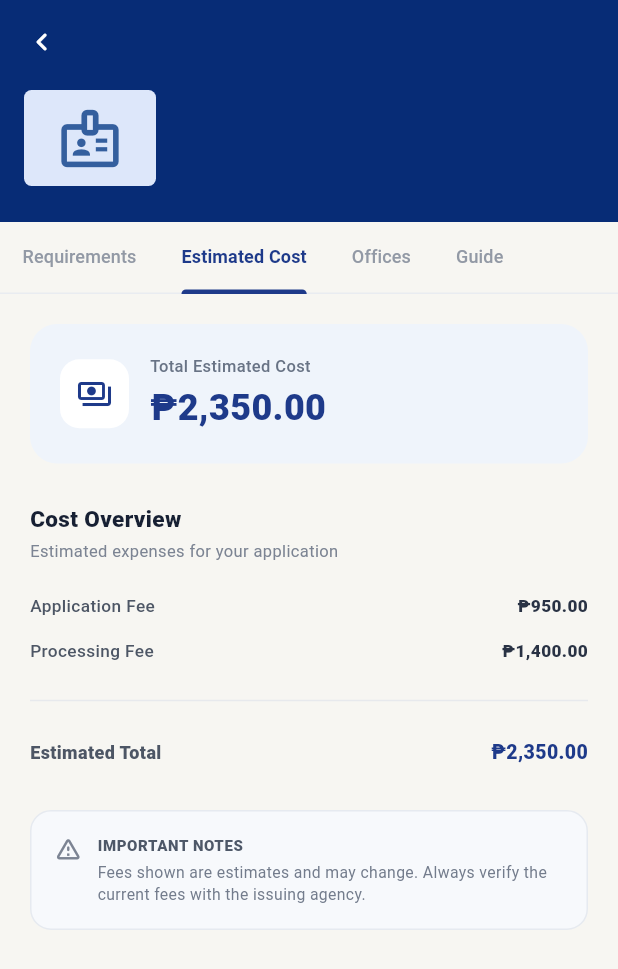
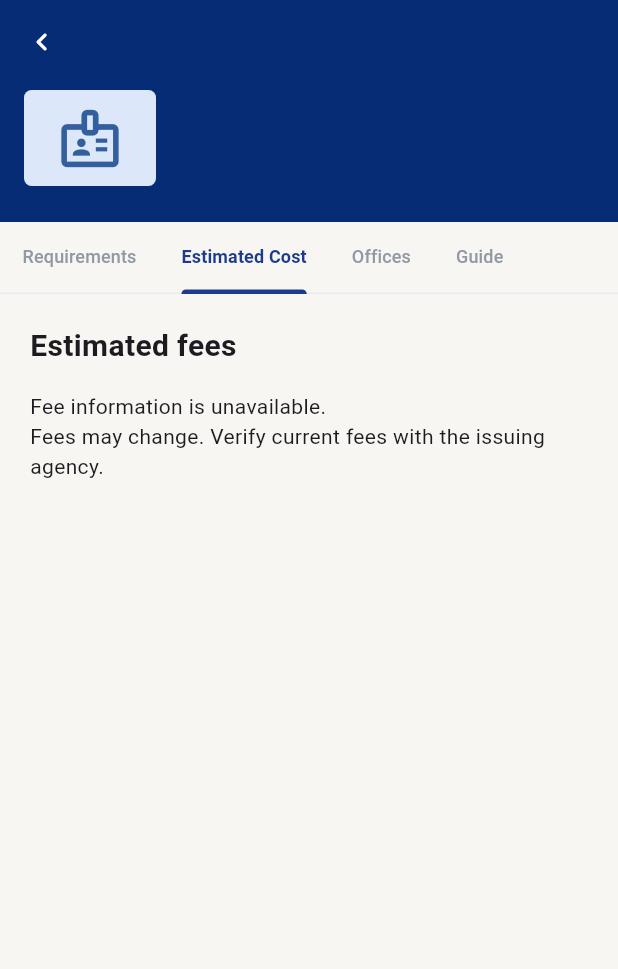
Before and after one commit to ReyesKyleJara/IDireksyon-frontend, a Flutter app: the IdDetailsScreen screen opened directly with empty values, tab 2 chosen, on a phone screen of 412 x 824 dp. Shown: the top 969 px of the screen. Run offline on Flutter 3.47's test engine with Material 3 defaults, Android fonts, the phone set to English and light mode, and no system bars; our stand-ins replace camera, flutter_svg, geolocator, google_maps_flutter, image_picker, latlong2 and 2 more; missing offline and left inert: crop_your_image, dart:js_interop, pointer_interceptor; accounts and stored records are empty; Roboto replaces fonts that are missing (Google Sans).

Commit message:
Add fee options

```diff
--- /dev/null
+++ b/lib/features/ids/fees_tab.dart
@@ -0,0 +1,86 @@
+import 'package:flutter/material.dart';
+import '../../models/government_id.dart';
+
+class FeesTab extends StatefulWidget {
+  final GovernmentIdDetails? record;
+  const FeesTab({super.key, required this.record});
+
+  @override
+  State<FeesTab> createState() => _FeesTabState();
+}
+
+class _FeesTabState extends State<FeesTab> {
+  final Map<int, int> selected = {};
+
+  @override
+  void didUpdateWidget(covariant FeesTab oldWidget) {
+    super.didUpdateWidget(oldWidget);
+    if (oldWidget.record?.id != widget.record?.id) selected.clear();
+  }
+
+  Widget optionCard(CatalogFee option, int feeIndex, int index, bool chosen) =>
+      Semantics(
+        selected: chosen,
+        child: OutlinedButton(
+          style: OutlinedButton.styleFrom(
+            padding: const EdgeInsets.all(16),
+            backgroundColor: chosen ? Theme.of(context).colorScheme.primaryContainer : null,
+            shape: RoundedRectangleBorder(borderRadius: BorderRadius.circular(12)),
+          ),
+          onPressed: () => setState(() => selected[feeIndex] = index),
+          child: SizedBox(width: double.infinity, child: Column(
+            crossAxisAlignment: CrossAxisAlignment.start,
+            children: [
+              Icon(chosen ? Icons.radio_button_checked : Icons.radio_button_off),
+              const SizedBox(height: 8),
+              Text(option.displayAmount, style: const TextStyle(fontSize: 22, fontWeight: FontWeight.w700)),
+              Text(option.label, style: const TextStyle(fontWeight: FontWeight.w600)),
+              if (option.description != null) Text(option.description!),
+              if (option.notes != null) Text(option.notes!),
+            ],
+          )),
+        ),
+      );
+
+  @override
+  Widget build(BuildContext context) {
+    final record = widget.record;
+    return ListView(padding: const EdgeInsets.fromLTRB(20, 20, 20, 32), children: [
+      const Text('Estimated fees', style: TextStyle(fontSize: 20, fontWeight: FontWeight.w700)),
+      const SizedBox(height: 16),
+      if (record == null) const Text('Fee information is unavailable.'),
+      if (record != null && record.fees.isEmpty)
+        Text(record.legacyFee ?? 'Fee information has not been added yet.'),
+      if (record != null)
+        for (var feeIndex = 0; feeIndex < record.fees.length; feeIndex++)
+          Builder(builder: (context) {
+            final fee = record.fees[feeIndex];
+            final choice = selected[feeIndex];
+            return Card(margin: const EdgeInsets.only(bottom: 16), child: Padding(
+              padding: const EdgeInsets.all(16),
+              child: Column(crossAxisAlignment: CrossAxisAlignment.start, children: [
+                Text(fee.label, style: const TextStyle(fontSize: 17, fontWeight: FontWeight.w600)),
+                if (fee.isOptional) const Text('Optional fee'),
+                if (fee.notes != null) Text(fee.notes!),
+                if (fee.type == 'options') ...[
+                  const Padding(padding: EdgeInsets.symmetric(vertical: 12), child: Text('Choose one processing option')),
+                  LayoutBuilder(builder: (context, constraints) {
+                    final wide = constraints.maxWidth >= 520 && MediaQuery.textScalerOf(context).scale(1) <= 1.3;
+                    return Wrap(spacing: 12, runSpacing: 12, children: [
+                      for (var index = 0; index < fee.options.length; index++)
+                        SizedBox(width: wide ? (constraints.maxWidth - 12) / 2 : constraints.maxWidth,
+                          child: optionCard(fee.options[index], feeIndex, index, choice == index)),
+                    ]);
+                  }),
+                  const SizedBox(height: 12),
+                  Text(choice != null && choice < fee.options.length
+                    ? 'Selected option: ${fee.options[choice].label} — ${fee.options[choice].displayAmount}'
+                    : 'Select one option to see its applicable fee.'),
+                ] else Padding(padding: const EdgeInsets.only(top: 8), child: Text(fee.displayAmount)),
+              ]),
+            ));
+          }),
+      const Text('Fees may change. Verify current fees with the issuing agency.'),
+    ]);
+  }
+}
--- a/lib/features/ids/id_details_screen.dart
+++ b/lib/features/ids/id_details_screen.dart
@@ -5,6 +5,7 @@ import 'package:flutter/material.dart';
 import '../../models/government_id.dart';
 import '../../services/api_service.dart';
 import 'requirements_tab.dart';
+import 'fees_tab.dart';
 
 class IdDetailsScreen extends StatefulWidget {
   final String idName;
@@ -266,91 +267,7 @@ class _IdDetailsScreenState extends State<IdDetailsScreen>
   // COST
   // ============================================================
 
-  Widget _buildCostTab() {
-    return ListView(
-      padding: const EdgeInsets.fromLTRB(20, 20, 20, 32),
-      children: [
-        Container(
-          padding: const EdgeInsets.all(20),
-          decoration: BoxDecoration(
-            color: softBlue,
-            borderRadius: BorderRadius.circular(18),
-          ),
-          child: Row(
-            children: [
-              Container(
-                width: 46,
-                height: 46,
-                decoration: BoxDecoration(
-                  color: Colors.white,
-                  borderRadius: BorderRadius.circular(13),
-                ),
-                child: const Icon(
-                  Icons.payments_outlined,
-                  color: primaryBlue,
-                  size: 24,
-                ),
-              ),
-              const SizedBox(width: 14),
-              const Expanded(
-                child: Column(
-                  crossAxisAlignment: CrossAxisAlignment.start,
-                  children: [
-                    Text(
-                      'Total Estimated Cost',
-                      style: TextStyle(
-                        fontSize: 11,
-                        color: Color(0xFF687385),
-                        fontWeight: FontWeight.w500,
-                      ),
-                    ),
-                    SizedBox(height: 3),
-                    Text(
-                      '₱2,350.00',
-                      style: TextStyle(
-                        fontSize: 24,
-                        color: primaryBlue,
-                        fontWeight: FontWeight.w800,
-                      ),
-                    ),
-                  ],
-                ),
-              ),
-            ],
-          ),
-        ),
-
-        const SizedBox(height: 26),
-
-        _buildSectionTitle(
-          title: 'Cost Overview',
-          subtitle: 'Estimated expenses for your application',
-        ),
-
-        const SizedBox(height: 14),
-
-        _buildCostRow(label: 'Application Fee', amount: '₱950.00'),
-        _buildCostRow(label: 'Processing Fee', amount: '₱1,400.00'),
-
-        const Padding(
-          padding: EdgeInsets.symmetric(vertical: 10),
-          child: Divider(color: Color(0xFFE7E9ED)),
-        ),
-
-        _buildCostRow(
-          label: 'Estimated Total',
-          amount: '₱2,350.00',
-          isTotal: true,
-        ),
-
-        const SizedBox(height: 22),
-
-        _buildImportantNotes(
-          'Fees shown are estimates and may change. Always verify the current fees with the issuing agency.',
-        ),
-      ],
-    );
-  }
+  Widget _buildCostTab() => FeesTab(record: _record);
 
   // ============================================================
   // OFFICES
@@ -571,38 +488,6 @@ class _IdDetailsScreenState extends State<IdDetailsScreen>
                   ),
                 ),
               ],
-            ),
-          ),
-        ],
-      ),
-    );
-  }
-
-  Widget _buildCostRow({
-    required String label,
-    required String amount,
-    bool isTotal = false,
-  }) {
-    return Padding(
-      padding: const EdgeInsets.symmetric(vertical: 7),
-      child: Row(
-        children: [
-          Expanded(
-            child: Text(
-              label,
-              style: TextStyle(
-                fontSize: isTotal ? 12 : 11.5,
-                fontWeight: isTotal ? FontWeight.w800 : FontWeight.w500,
-                color: const Color(0xFF4D5665),
-              ),
-            ),
-          ),
-          Text(
-            amount,
-            style: TextStyle(
-              fontSize: isTotal ? 13 : 11.5,
-              fontWeight: FontWeight.w800,
-              color: isTotal ? primaryBlue : const Color(0xFF293244),
             ),
           ),
         ],
--- a/lib/models/government_id.dart
+++ b/lib/models/government_id.dart
@@ -9,6 +9,8 @@ class GovernmentIdDetails {
   final String name;
   final String? issuedBy, description, purpose, validity, requirements;
   final List<RequirementSet> requirementSets;
+  final List<CatalogFee> fees;
+  final String? legacyFee;
 
   GovernmentIdDetails.fromJson(Map<String, dynamic> json)
       : id = _integer(json['id']) ?? (throw const FormatException('Missing ID')),
@@ -18,7 +20,9 @@ class GovernmentIdDetails {
         purpose = _text(json['purpose']),
         validity = json['validity_type'] == 'not_applicable' ? null : _text(json['validity']),
         requirements = _text(json['requirements']),
-        requirementSets = _rows(json['requirement_sets'], RequirementSet.fromJson);
+        requirementSets = _rows(json['requirement_sets'], RequirementSet.fromJson),
+        fees = _rows(json['fees'], CatalogFee.fromJson),
+        legacyFee = _text(json['fee']);
 }
 
 class RequirementSet {
@@ -110,3 +114,43 @@ class RequirementItem {
     return parts.isEmpty ? null : parts.join(' · ');
   }
 }
+
+
+class CatalogFee {
+  final int? id;
+  final String label, type, currency;
+  final num? amountMin, amountMax;
+  final String? description, notes;
+  final bool isOptional;
+  final List<CatalogFee> options;
+
+  static num? _amount(dynamic value) => value is num ? value : value is String ? num.tryParse(value) : null;
+
+  CatalogFee.fromJson(Map<String, dynamic> json)
+      : id = _integer(json['id']),
+        label = _text(json['label']) ?? 'Fee',
+        type = _text(json['type']) ?? 'varies',
+        currency = _text(json['currency']) ?? 'PHP',
+        amountMin = _amount(json['amount_min']),
+        amountMax = _amount(json['amount_max']),
+        description = _text(json['description']),
+        notes = _text(json['notes']),
+        isOptional = json['is_optional'] == true,
+        options = _rows(json['options'], CatalogFee.fromJson);
+
+  String get displayAmount {
+    final prefix = currency == 'PHP' ? '₱' : '$currency ';
+    String money(num value) {
+      final parts = value.toStringAsFixed(2).split('.');
+      final digits = parts[0].replaceAllMapped(RegExp(r'(\d)(?=(\d{3})+$)'), (match) => '${match[1]},');
+      return '$prefix$digits.${parts[1]}';
+    }
+    return switch (type) {
+      'options' => 'Choose one',
+      'free' => 'Free',
+      'fixed' when amountMin != null => money(amountMin!),
+      'range' when amountMin != null && amountMax != null => '${money(amountMin!)}–${money(amountMax!)}',
+      _ => 'Varies',
+    };
+  }
+}
```
Also changed, not shown: 1 other file.
